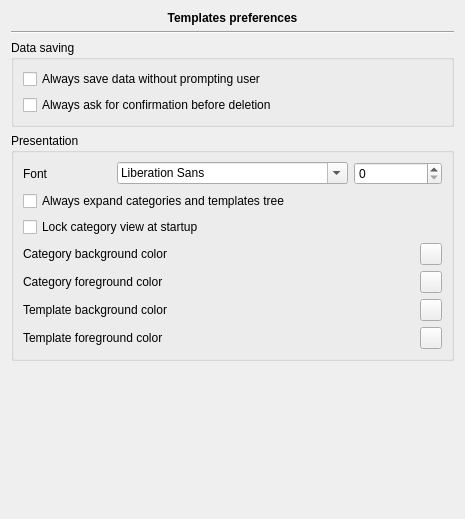
This is plugins/templatesplugin/templatespreferenceswidget.ui in FreeHealth/freehealth as Qt 5 draws it before an edit. The edited form follows.
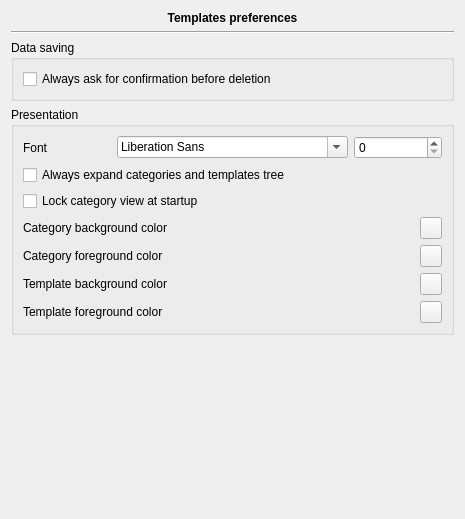
This is the edited form. Custom widgets are drawn as their Qt base class.

Patch:
```diff
--- a/plugins/templatesplugin/templatespreferenceswidget.ui
+++ b/plugins/templatesplugin/templatespreferenceswidget.ui
@@ -44,13 +44,6 @@
      </property>
      <layout class="QGridLayout" name="gridLayout_3">
       <item row="1" column="0">
-       <widget class="QCheckBox" name="promptBox">
-        <property name="text">
-         <string>Always save data without prompting user</string>
-        </property>
-       </widget>
-      </item>
-      <item row="2" column="0">
        <widget class="QCheckBox" name="deletionBox">
         <property name="text">
          <string>Always ask for confirmation before deletion</string>
```
